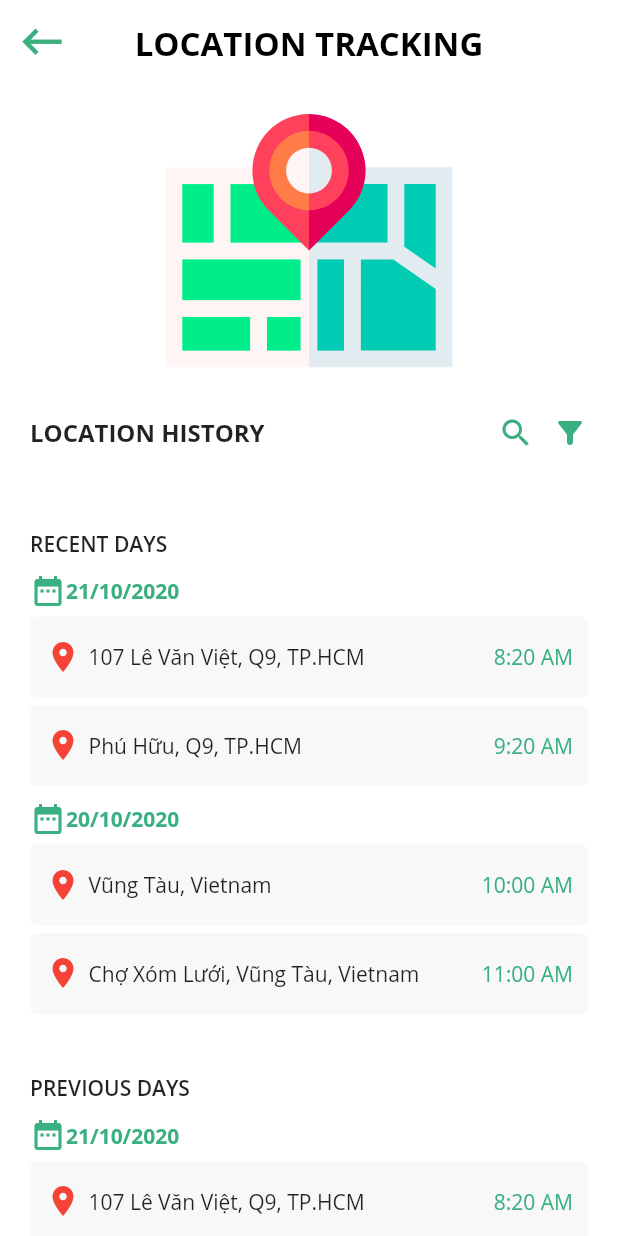
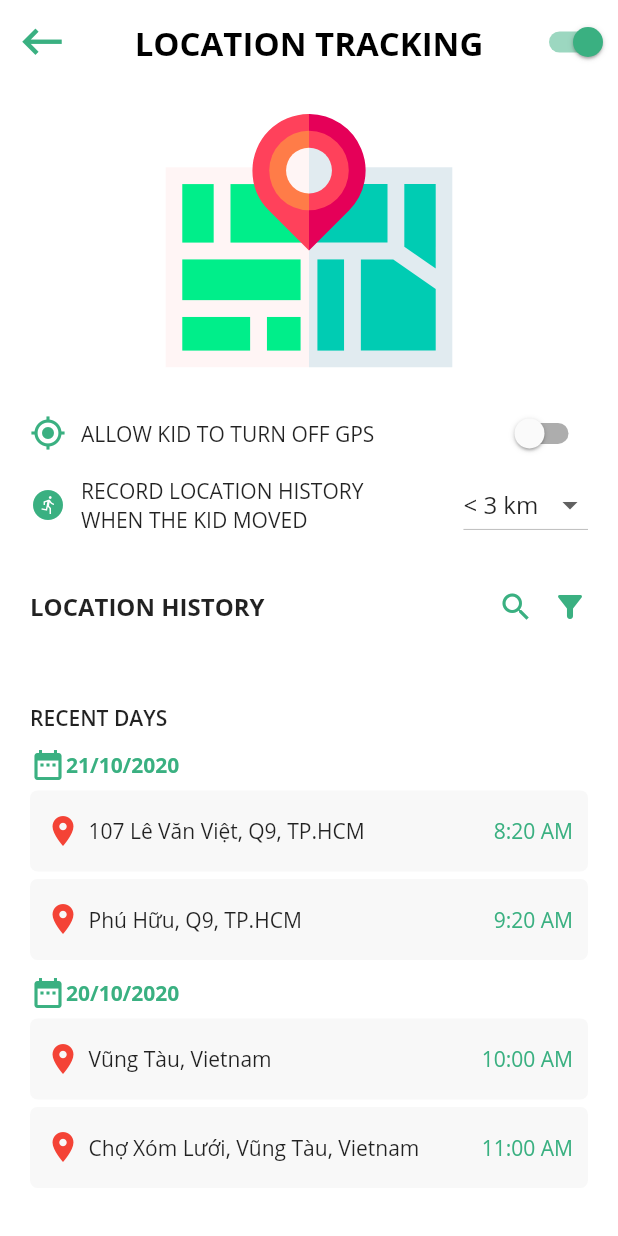
Before and after one commit to anhnd180399/Kid_Management, a Flutter app: the LocationTrackingScreen screen opened directly, on a phone screen of 412 x 824 dp. Run offline on Flutter 3.47's test engine with Material 2 defaults, Android fonts, the phone set to English and light mode, and no system bars; our stand-ins replace firebase_auth, firebase_core, flutter_datetime_picker, flutter_svg, fluttertoast, percent_indicator and 1 more; missing offline and left inert: device_apps, regexpattern; accounts and stored records are empty; project files that could hold a hidden picture were left out.

Commit message:
Modified LocationTracking Screen

```diff
--- a/lib/src/ui/location-tracking/location_tracking_screen.dart
+++ b/lib/src/ui/location-tracking/location_tracking_screen.dart
@@ -4,6 +4,7 @@ import 'package:kid_management/src/fake-data/fake_data.dart';
 import 'package:kid_management/src/models/location_history.dart';
 import 'package:kid_management/src/resources/colors.dart';
 import 'package:kid_management/src/ui/common-ui/back-button.dart';
+import 'package:kid_management/src/ui/common-ui/custom_switch.dart';
 import 'package:kid_management/src/ui/location-tracking/location_history_list.dart';
 
 class LocationTrackingScreen extends StatefulWidget {
@@ -15,6 +16,17 @@ class LocationTrackingScreen extends StatefulWidget {
 
 class _LocationTrackingScreenState extends State<LocationTrackingScreen> {
   bool _searchBarIsShow = false;
+  bool _locationTrackingIsOn = true;
+  bool _allowKidTurnOffGPS = false;
+
+  List<DropdownMenuItem> _buildDistanceDropdownItems(){
+    return [
+      DropdownMenuItem(child: Text('< 3 km'), value: '3',),
+      DropdownMenuItem(child: Text('< 6 km'), value: '6',),
+      DropdownMenuItem(child: Text('< 10 km'), value: '10',),
+      DropdownMenuItem(child: Text('< 15 km'), value: '15',),
+    ];
+  }
 
   @override
   Widget build(BuildContext context) {
@@ -35,6 +47,16 @@ class _LocationTrackingScreenState extends State<LocationTrackingScreen> {
         ),
         elevation: 0,
         backgroundColor: Colors.white,
+        actions: [
+          CustomSwitch(
+            value: _locationTrackingIsOn,
+            onChanged: (value) {
+              setState(() {
+                _locationTrackingIsOn = value;
+              });
+            },
+          )
+        ],
       ),
       body: SingleChildScrollView(
         child: Container(
@@ -46,6 +68,37 @@ class _LocationTrackingScreenState extends State<LocationTrackingScreen> {
               SizedBox(
                 height: 20.0,
               ),
+              Row(
+                children: [
+                  Icon(
+                    Icons.gps_fixed,
+                    color: AppColor.mainColor,
+                  ),
+                  SizedBox(width: 10.0,),
+                  Text('Allow kid to turn off GPS'.toUpperCase()),
+                  Spacer(),
+                  CustomSwitch(
+                    value: _allowKidTurnOffGPS,
+                    onChanged: (value) {
+                      setState(() {
+                        _allowKidTurnOffGPS = value;
+                      });
+                    },
+                  )
+                ],
+              ),
+              Row(
+                children: [
+                  Icon(Icons.run_circle, color: AppColor.mainColor,),
+                  SizedBox(width: 10.0,),
+                  Text('Record location history\nwhen the kid moved'.toUpperCase(),),
+                  Spacer(),
+                  DropdownButton(items: _buildDistanceDropdownItems(), onChanged: (value) {
+
+                  }, value: '3',)
+                ],
+              ),
+              SizedBox(height: 20.0,),
               Row(
                 children: [
                   !_searchBarIsShow
@@ -120,14 +173,11 @@ class _LocationTrackingScreenState extends State<LocationTrackingScreen> {
 }
 
 class FilterPopupButton extends StatefulWidget {
-
-
   @override
   _FilterPopupButtonState createState() => _FilterPopupButtonState();
 }
 
 class _FilterPopupButtonState extends State<FilterPopupButton> {
-
   bool _filterDaysActive = true;
 
   @override
@@ -140,9 +190,7 @@ class _FilterPopupButtonState extends State<FilterPopupButton> {
         Icons.filter_alt_rounded,
         color: AppColor.mainColor,
       ),
-      onSelected: (value) {
-
-      },
+      onSelected: (value) {},
       initialValue: 1,
       itemBuilder: (context) {
         return [
@@ -154,10 +202,9 @@ class _FilterPopupButtonState extends State<FilterPopupButton> {
           )),
           PopupMenuItem(
               child: RadioListTile(
-                title: Text('Weeks'),
-                value: 2,
-              )),
-
+            title: Text('Weeks'),
+            value: 2,
+          )),
         ];
       },
     );
```
